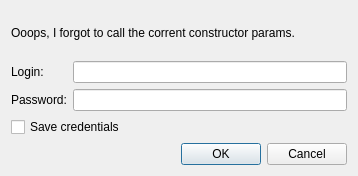
The window that src/authenticationdialog.ui (0xd34df00d/leechcraft) describes before a commit, drawn with Qt 5.
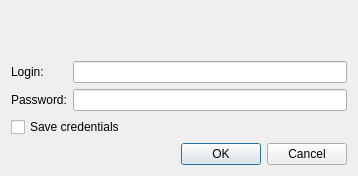
The same window after the commit. Icons and pictures are not drawn.

```diff
--- a/src/authenticationdialog.ui
+++ b/src/authenticationdialog.ui
@@ -19,9 +19,6 @@
   <layout class="QVBoxLayout" name="verticalLayout" >
    <item>
     <widget class="QLabel" name="Message_" >
-     <property name="text" >
-      <string>Ooops, I forgot to call the corrent constructor params.</string>
-     </property>
     </widget>
    </item>
    <item>
```
